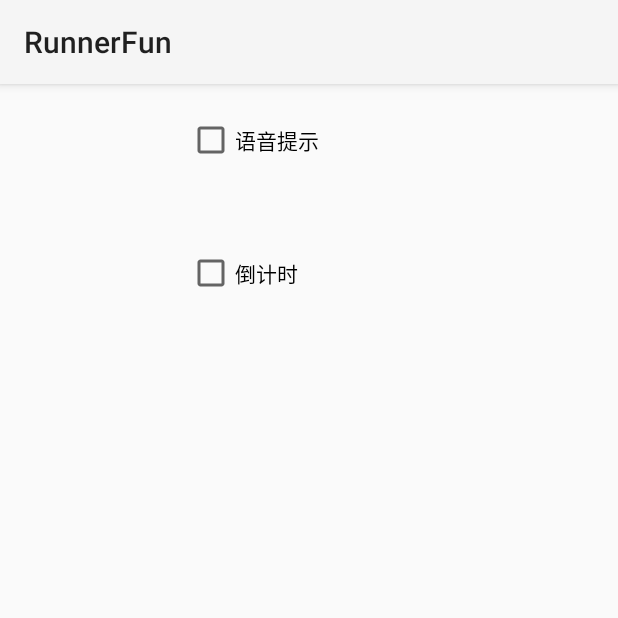
After one commit to andrie6184/RunHome, an Android app: the RunConfigActivity screen opened directly, with no data from a screen before it, on a phone screen of 412 x 824 dp, the top half of it. The commit adds this screen. Run offline under Robolectric (Android 15) with nearby library versions, the phone set to English and light mode, and no system bars; our stand-ins replace ButterKnife.

Commit message:
我也不记得这是啥了

```diff
--- a/app/src/main/AndroidManifest.xml
+++ b/app/src/main/AndroidManifest.xml
@@ -11,17 +11,18 @@
     <uses-permission android:name="android.permission.ACCESS_NETWORK_STATE" />
     <!-- 允许程序访问WiFi网络信息 -->
     <uses-permission android:name="android.permission.ACCESS_WIFI_STATE" />
+    <uses-permission android:name="android.permission.CHANGE_WIFI_STATE" />
     <!-- 允许程序读写手机状态和身份 -->
     <uses-permission android:name="android.permission.READ_PHONE_STATE" />
     <!-- 允许程序访问CellID或WiFi热点来获取粗略的位置 -->
     <uses-permission android:name="android.permission.ACCESS_COARSE_LOCATION" />
 
     <application
+        android:name=".RunApplication"
         android:allowBackup="true"
         android:icon="@mipmap/ic_launcher"
         android:label="@string/app_name"
         android:supportsRtl="true"
-        android:name=".RunApplication"
         android:theme="@style/Theme.AppCompat.DayNight">
         <meta-data
             android:name="com.amap.api.v2.apikey"
@@ -32,6 +33,7 @@
             android:theme="@style/Theme.AppCompat.Light.NoActionBar">
             <intent-filter>
                 <action android:name="android.intent.action.MAIN" />
+
                 <category android:name="android.intent.category.LAUNCHER" />
             </intent-filter>
         </activity>
@@ -48,6 +50,8 @@
         <activity
             android:name=".UserInfoActivity"
             android:theme="@style/Theme.AppCompat.DayNight.NoActionBar" />
+        <activity android:name=".run.RunConfigActivity"></activity>
+        <service android:name="com.amap.api.location.APSService"></service>
     </application>
 
 </manifest>
--- /dev/null
+++ b/app/src/main/java/com/runnerfun/BaseActivity.java
@@ -0,0 +1,19 @@
+package com.runnerfun;
+
+import android.os.Bundle;
+import android.support.annotation.Nullable;
+import android.support.v7.app.AppCompatActivity;
+
+import butterknife.ButterKnife;
+
+/**
+ * Created by lixiaoyang on 18/10/2016.
+ */
+
+abstract public class BaseActivity extends AppCompatActivity {
+    @Override
+    protected void onCreate(@Nullable Bundle savedInstanceState) {
+        super.onCreate(savedInstanceState);
+        ButterKnife.bind(this);
+    }
+}
--- /dev/null
+++ b/app/src/main/java/com/runnerfun/run/RunConfigActivity.java
@@ -0,0 +1,18 @@
+package com.runnerfun.run;
+
+import android.os.Bundle;
+
+import com.runnerfun.BaseActivity;
+import com.runnerfun.R;
+
+import butterknife.ButterKnife;
+
+public class RunConfigActivity extends BaseActivity {
+
+    @Override
+    protected void onCreate(Bundle savedInstanceState) {
+        super.onCreate(savedInstanceState);
+        setContentView(R.layout.activity_run_config);
+        ButterKnife.bind(this);
+    }
+}
--- /dev/null
+++ b/app/src/main/res/layout/activity_run_config.xml
@@ -0,0 +1,37 @@
+<?xml version="1.0" encoding="utf-8"?>
+<android.support.constraint.ConstraintLayout xmlns:android="http://schemas.android.com/apk/res/android"
+    xmlns:app="http://schemas.android.com/apk/res-auto"
+    xmlns:tools="http://schemas.android.com/tools"
+    android:id="@+id/activity_run_config"
+    android:layout_width="match_parent"
+    android:layout_height="match_parent"
+    android:paddingBottom="@dimen/activity_vertical_margin"
+    android:paddingLeft="@dimen/activity_horizontal_margin"
+    android:paddingRight="@dimen/activity_horizontal_margin"
+    android:paddingTop="@dimen/activity_vertical_margin"
+    tools:context="com.runnerfun.run.RunConfigActivity">
+
+    <CheckBox
+        android:text="语音提示"
+        android:layout_width="163dp"
+        android:layout_height="43dp"
+        android:layout_alignParentTop="true"
+        android:layout_alignParentLeft="true"
+        android:layout_alignParentStart="true"
+        android:id="@+id/use_voice"
+        tools:layout_editor_absoluteY="63dp"
+        app:layout_constraintRight_toRightOf="parent"
+        app:layout_constraintLeft_toLeftOf="parent" />
+
+    <CheckBox
+        android:text="倒计时"
+        android:layout_width="163dp"
+        android:layout_height="37dp"
+        android:id="@+id/count_down"
+        app:layout_constraintLeft_toLeftOf="@+id/use_voice"
+        app:layout_constraintRight_toRightOf="@+id/use_voice"
+        android:layout_marginTop="48dp"
+        app:layout_constraintTop_toBottomOf="@+id/use_voice"
+        app:layout_constraintHorizontal_bias="0.0" />
+
+</android.support.constraint.ConstraintLayout>
```
Also changed, not shown: app/src/main/java/com/runnerfun/MapFragment.java (+41 -3 lines).
